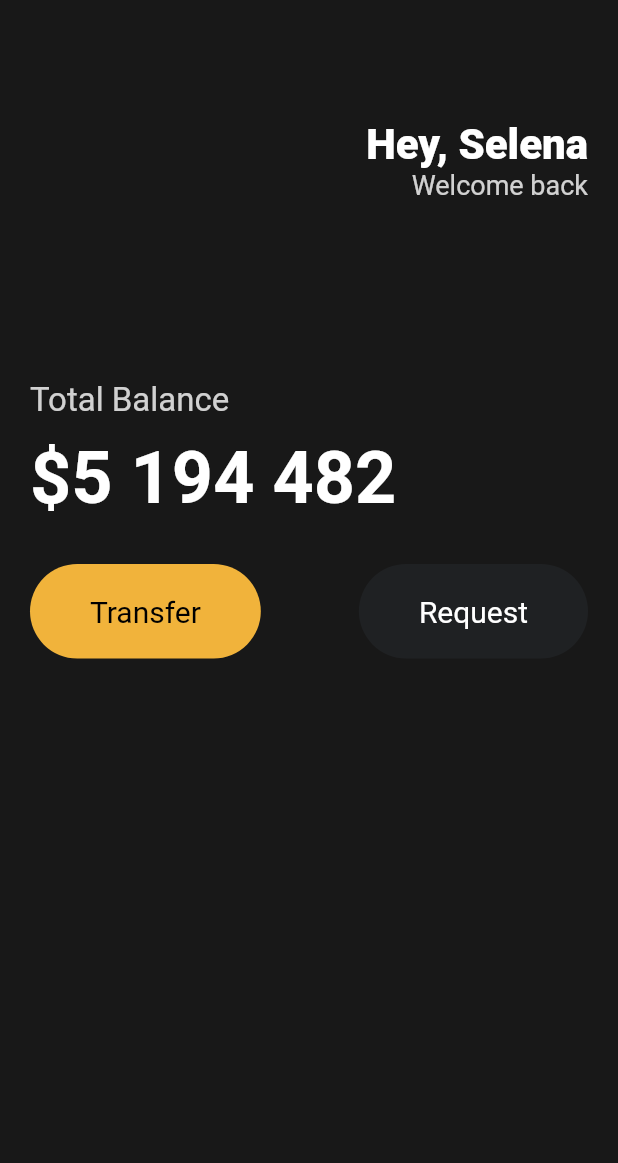
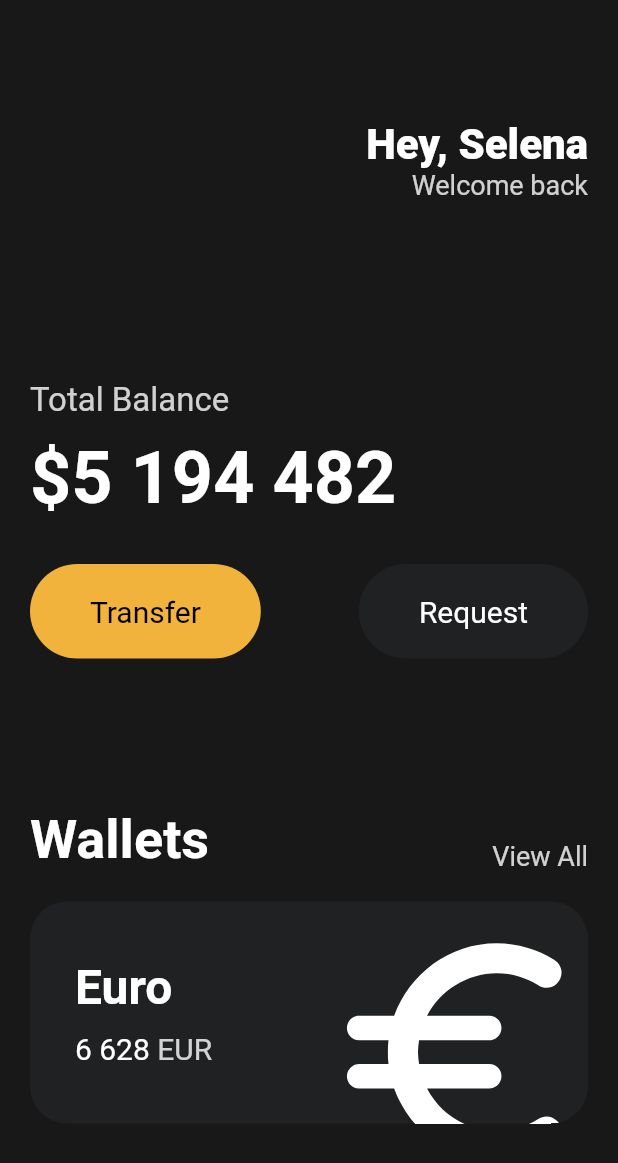
Before and after one commit to EunjoungAhn/UIChallenge, a Flutter app: the screen it shows after launch, on a phone screen of 412 x 824 dp. Shown: the top 1163 px of the screen. Run offline on Flutter 3.47's test engine with Material 2 defaults, Android fonts, the phone set to English and light mode, and no system bars.

Commit message:
clipBehavior와 Transform로 card 및 아이콘 조절

```diff
--- a/lib/main.dart
+++ b/lib/main.dart
@@ -15,8 +15,9 @@
         backgroundColor: const Color(0xFF181818),
         body: Padding(
           padding: const EdgeInsets.symmetric(horizontal: 20),
-          child:
-              Column(crossAxisAlignment: CrossAxisAlignment.start, children: [
+          child: Column(
+            crossAxisAlignment: CrossAxisAlignment.start,
+            children: [
               const SizedBox(
                 height: 80,
               ),
@@ -81,7 +82,100 @@
                       textColor: Colors.white),
                 ],
               ),
-          ]),
+              const SizedBox(
+                height: 100,
+              ),
+              Row(
+                crossAxisAlignment: CrossAxisAlignment.end,
+                mainAxisAlignment: MainAxisAlignment.spaceBetween,
+                children: [
+                  const Text(
+                    "Wallets",
+                    style: TextStyle(
+                        color: Colors.white,
+                        fontSize: 36,
+                        fontWeight: FontWeight.w600),
+                  ),
+                  Text(
+                    "View All",
+                    style: TextStyle(
+                      color: Colors.white.withOpacity(0.8),
+                      fontSize: 18,
+                    ),
+                  ),
+                ],
+              ),
+              const SizedBox(
+                height: 20,
+              ),
+              Container(
+                // 어떤 아이템이 overflow가 되었을때 나머지 부분을 어떻게 처리할지 설정
+                clipBehavior: Clip.hardEdge,
+                decoration: BoxDecoration(
+                  color: const Color(0xFF1F2123),
+                  borderRadius: BorderRadius.circular(25),
+                ),
+                child: Padding(
+                  padding: const EdgeInsets.all(30),
+                  child: Row(
+                    mainAxisAlignment: MainAxisAlignment.spaceBetween,
+                    children: [
+                      Column(
+                        crossAxisAlignment: CrossAxisAlignment.start,
+                        children: [
+                          const Text(
+                            "Euro",
+                            style: TextStyle(
+                              color: Colors.white,
+                              fontSize: 32,
+                              fontWeight: FontWeight.w600,
+                            ),
+                          ),
+                          const SizedBox(
+                            height: 10,
+                          ),
+                          Row(
+                            children: [
+                              const Text(
+                                "6 628",
+                                style: TextStyle(
+                                  color: Colors.white,
+                                  fontSize: 20,
+                                ),
+                              ),
+                              const SizedBox(
+                                width: 5,
+                              ),
+                              Text(
+                                "EUR",
+                                style: TextStyle(
+                                  color: Colors.white.withOpacity(0.8),
+                                  fontSize: 20,
+                                ),
+                              ),
+                            ],
+                          ),
+                        ],
+                      ),
+                      Transform.scale(
+                        // 아이콘 크기 조절
+                        scale: 2.2,
+                        child: Transform.translate(
+                          // 아이콘 위치 조절
+                          offset: const Offset(-5, 12),
+                          child: const Icon(
+                            Icons.euro_rounded,
+                            color: Colors.white,
+                            size: 88,
+                          ),
+                        ),
+                      )
+                    ],
+                  ),
+                ),
+              ),
+            ],
+          ),
         ),
       ),
     );
```
Lines whose indentation alone changed are shown as unchanged.
